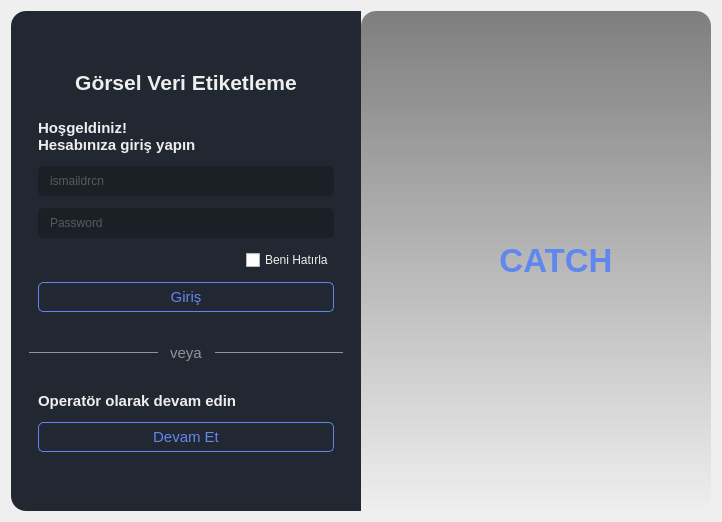
ismaildrcn/data-labeling, file templates/ui/login.ui: the form before one commit.
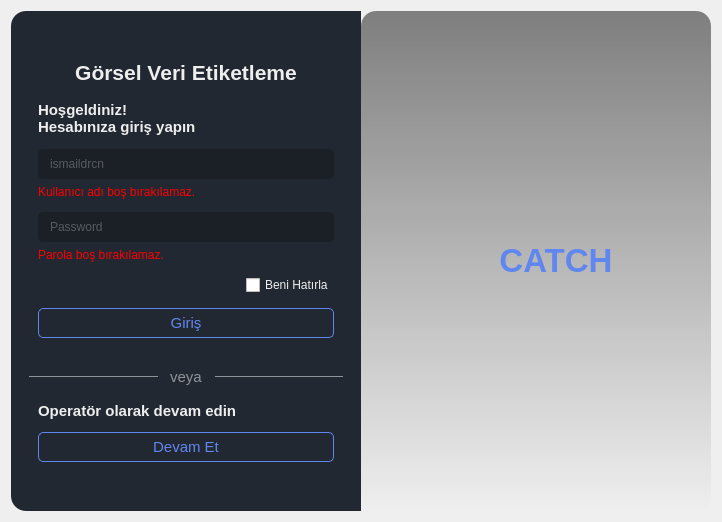
The form after the commit. Icons and pictures are not drawn.

Commit message: Add username&password empty warning

Diff of the .ui file:
```diff
--- a/templates/ui/login.ui
+++ b/templates/ui/login.ui
@@ -105,7 +105,10 @@
            </property>
            <layout class="QVBoxLayout" name="verticalLayout_2">
             <property name="topMargin">
-             <number>50</number>
+             <number>40</number>
+            </property>
+            <property name="bottomMargin">
+             <number>0</number>
             </property>
             <item>
              <widget class="QLabel" name="label_2">
@@ -155,6 +158,27 @@
              </widget>
             </item>
             <item>
+             <widget class="QWidget" name="widget_8" native="true">
+              <property name="sizePolicy">
+               <sizepolicy hsizetype="Preferred" vsizetype="Fixed">
+                <horstretch>0</horstretch>
+                <verstretch>0</verstretch>
+               </sizepolicy>
+              </property>
+              <layout class="QVBoxLayout" name="verticalLayout_6">
+               <property name="leftMargin">
+                <number>0</number>
+               </property>
+               <property name="topMargin">
+                <number>0</number>
+               </property>
+               <property name="rightMargin">
+                <number>0</number>
+               </property>
+               <property name="bottomMargin">
+                <number>0</number>
+               </property>
+               <item>
              <widget class="QLineEdit" name="lineEdit_username">
               <property name="minimumSize">
                <size>
@@ -162,6 +186,9 @@
                 <height>30</height>
                </size>
               </property>
+                 <property name="styleSheet">
+                  <string notr="true"/>
+                 </property>
               <property name="text">
                <string/>
               </property>
@@ -174,6 +201,40 @@
              </widget>
             </item>
             <item>
+                <widget class="QLabel" name="label_username_warning">
+                 <property name="styleSheet">
+                  <string notr="true">color: red;</string>
+                 </property>
+                 <property name="text">
+                  <string>Kullanıcı adı boş bırakılamaz.</string>
+                 </property>
+                </widget>
+               </item>
+              </layout>
+             </widget>
+            </item>
+            <item>
+             <widget class="QWidget" name="widget_7" native="true">
+              <property name="sizePolicy">
+               <sizepolicy hsizetype="Preferred" vsizetype="Fixed">
+                <horstretch>0</horstretch>
+                <verstretch>0</verstretch>
+               </sizepolicy>
+              </property>
+              <layout class="QVBoxLayout" name="verticalLayout_5">
+               <property name="leftMargin">
+                <number>0</number>
+               </property>
+               <property name="topMargin">
+                <number>0</number>
+               </property>
+               <property name="rightMargin">
+                <number>0</number>
+               </property>
+               <property name="bottomMargin">
+                <number>0</number>
+               </property>
+               <item>
              <widget class="QLineEdit" name="lineEdit_password">
               <property name="minimumSize">
                <size>
@@ -192,6 +253,19 @@
               </property>
              </widget>
             </item>
+               <item>
+                <widget class="QLabel" name="label_password_warning">
+                 <property name="styleSheet">
+                  <string notr="true">color:red;</string>
+                 </property>
+                 <property name="text">
+                  <string>Parola boş bırakılamaz.</string>
+                 </property>
+                </widget>
+               </item>
+              </layout>
+             </widget>
+            </item>
             <item alignment="Qt::AlignRight">
              <widget class="QCheckBox" name="checkBox_remember_me">
               <property name="text">
@@ -239,13 +313,13 @@
              <number>0</number>
             </property>
             <property name="topMargin">
-             <number>15</number>
+             <number>10</number>
             </property>
             <property name="rightMargin">
              <number>0</number>
             </property>
             <property name="bottomMargin">
-             <number>15</number>
+             <number>10</number>
             </property>
             <item>
              <widget class="Line" name="line_2">
@@ -306,8 +380,11 @@
             <property name="spacing">
              <number>12</number>
             </property>
+            <property name="topMargin">
+             <number>0</number>
+            </property>
             <property name="bottomMargin">
-             <number>50</number>
+             <number>40</number>
             </property>
             <item>
              <widget class="QLabel" name="label_6">
```
Lines whose indentation alone changed are shown as unchanged. The commit also changes 8 other files.
